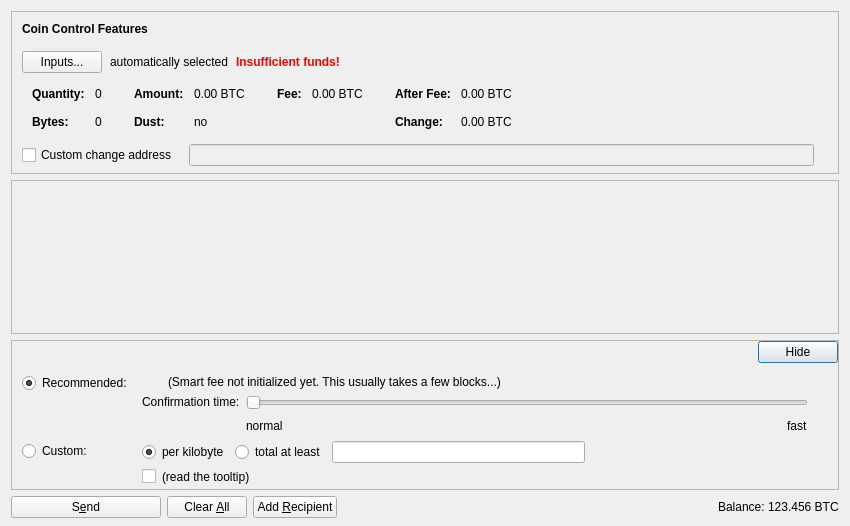
First picture: the form in src/qt/forms/sendcoinsdialog.ui, repository flavacoin/educational-coin-project, before the edit.
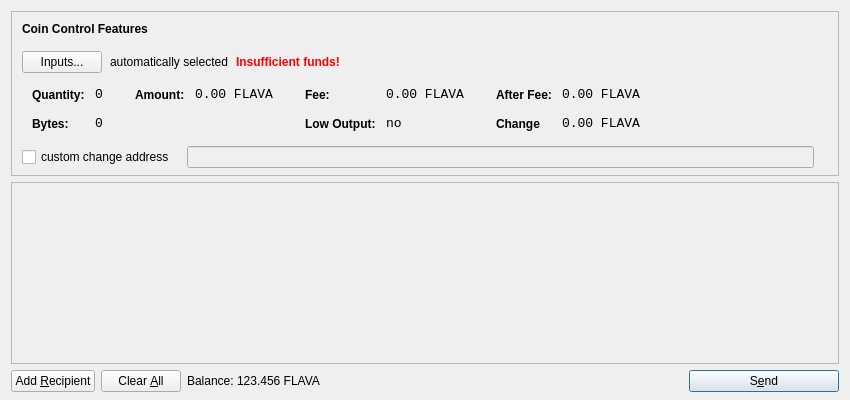
Second picture: the form after the edit. Icons and pictures are not drawn. Custom widgets are drawn as their Qt base class.

The edit to the form file:
```diff
--- a/src/qt/forms/sendcoinsdialog.ui
+++ b/src/qt/forms/sendcoinsdialog.ui
@@ -7,13 +7,13 @@
     <x>0</x>
     <y>0</y>
     <width>850</width>
-    <height>526</height>
+    <height>400</height>
    </rect>
   </property>
   <property name="windowTitle">
    <string>Send Coins</string>
   </property>
-  <layout class="QVBoxLayout" name="verticalLayout" stretch="0,1,0,0">
+  <layout class="QVBoxLayout" name="verticalLayout" stretch="0,1,0">
    <property name="bottomMargin">
     <number>8</number>
    </property>
@@ -39,7 +39,7 @@
      </property>
      <layout class="QVBoxLayout" name="verticalLayoutCoinControl2">
       <property name="spacing">
-       <number>0</number>
+       <number>-1</number>
       </property>
       <property name="leftMargin">
        <number>0</number>
@@ -109,9 +109,6 @@
             <property name="text">
              <string>Inputs...</string>
             </property>
-            <property name="autoDefault">
-             <bool>false</bool>
-            </property>
            </widget>
           </item>
           <item>
@@ -176,16 +173,7 @@
            <string notr="true"/>
           </property>
           <layout class="QHBoxLayout" name="horizontalLayoutCoinControl5">
-           <property name="leftMargin">
-            <number>0</number>
-           </property>
-           <property name="topMargin">
-            <number>0</number>
-           </property>
-           <property name="rightMargin">
-            <number>0</number>
-           </property>
-           <property name="bottomMargin">
+           <property name="margin">
             <number>0</number>
            </property>
            <item>
@@ -218,11 +206,8 @@
                </property>
                <item row="0" column="0">
                 <widget class="QLabel" name="labelCoinControlQuantityText">
-                 <property name="font">
-                  <font>
-                   <weight>75</weight>
-                   <bold>true</bold>
-                  </font>
+                 <property name="styleSheet">
+                  <string notr="true">font-weight:bold;</string>
                  </property>
                  <property name="text">
                   <string>Quantity:</string>
@@ -234,6 +219,12 @@
                </item>
                <item row="0" column="1">
                 <widget class="QLabel" name="labelCoinControlQuantity">
+                 <property name="font">
+                  <font>
+                   <family>Monospace</family>
+                   <pointsize>10</pointsize>
+                  </font>
+                 </property>
                  <property name="cursor">
                   <cursorShape>IBeamCursor</cursorShape>
                  </property>
@@ -241,7 +232,7 @@
                   <enum>Qt::ActionsContextMenu</enum>
                  </property>
                  <property name="text">
-                  <string notr="true">0</string>
+                  <string>0</string>
                  </property>
                  <property name="margin">
                   <number>0</number>
@@ -253,11 +244,8 @@
                </item>
                <item row="1" column="0">
                 <widget class="QLabel" name="labelCoinControlBytesText">
-                 <property name="font">
-                  <font>
-                   <weight>75</weight>
-                   <bold>true</bold>
-                  </font>
+                 <property name="styleSheet">
+                  <string notr="true">font-weight:bold;</string>
                  </property>
                  <property name="text">
                   <string>Bytes:</string>
@@ -266,6 +254,12 @@
                </item>
                <item row="1" column="1">
                 <widget class="QLabel" name="labelCoinControlBytes">
+                 <property name="font">
+                  <font>
+                   <family>Monospace</family>
+                   <pointsize>10</pointsize>
+                  </font>
+                 </property>
                  <property name="cursor">
                   <cursorShape>IBeamCursor</cursorShape>
                  </property>
@@ -273,7 +267,7 @@
                   <enum>Qt::ActionsContextMenu</enum>
                  </property>
                  <property name="text">
-                  <string notr="true">0</string>
+                  <string>0</string>
                  </property>
                  <property name="textInteractionFlags">
                   <set>Qt::LinksAccessibleByMouse|Qt::TextSelectableByKeyboard|Qt::TextSelectableByMouse</set>
@@ -301,11 +295,8 @@
                </property>
                <item row="0" column="0">
                 <widget class="QLabel" name="labelCoinControlAmountText">
-                 <property name="font">
-                  <font>
-                   <weight>75</weight>
-                   <bold>true</bold>
-                  </font>
+                 <property name="styleSheet">
+                  <string notr="true">font-weight:bold;</string>
                  </property>
                  <property name="text">
                   <string>Amount:</string>
@@ -317,35 +308,12 @@
                </item>
                <item row="0" column="1">
                 <widget class="QLabel" name="labelCoinControlAmount">
-                 <property name="cursor">
-                  <cursorShape>IBeamCursor</cursorShape>
-                 </property>
-                 <property name="contextMenuPolicy">
-                  <enum>Qt::ActionsContextMenu</enum>
-                 </property>
-                 <property name="text">
-                  <string notr="true">0.00 BTC</string>
-                 </property>
-                 <property name="textInteractionFlags">
-                  <set>Qt::LinksAccessibleByMouse|Qt::TextSelectableByKeyboard|Qt::TextSelectableByMouse</set>
-                 </property>
-                </widget>
-               </item>
-               <item row="1" column="0">
-                <widget class="QLabel" name="labelCoinControlLowOutputText">
                  <property name="font">
                   <font>
-                   <weight>75</weight>
-                   <bold>true</bold>
+                   <family>Monospace</family>
+                   <pointsize>10</pointsize>
                   </font>
                  </property>
-                 <property name="text">
-                  <string>Dust:</string>
-                 </property>
-                </widget>
-               </item>
-               <item row="1" column="1">
-                <widget class="QLabel" name="labelCoinControlLowOutput">
                  <property name="cursor">
                   <cursorShape>IBeamCursor</cursorShape>
                  </property>
@@ -353,7 +321,7 @@
                   <enum>Qt::ActionsContextMenu</enum>
                  </property>
                  <property name="text">
-                  <string notr="true">no</string>
+                  <string notr="true">0.00 FLAVA</string>
                  </property>
                  <property name="textInteractionFlags">
                   <set>Qt::LinksAccessibleByMouse|Qt::TextSelectableByKeyboard|Qt::TextSelectableByMouse</set>
@@ -381,11 +349,8 @@
                </property>
                <item row="0" column="0">
                 <widget class="QLabel" name="labelCoinControlFeeText">
-                 <property name="font">
-                  <font>
-                   <weight>75</weight>
-                   <bold>true</bold>
-                  </font>
+                 <property name="styleSheet">
+                  <string notr="true">font-weight:bold;</string>
                  </property>
                  <property name="text">
                   <string>Fee:</string>
@@ -397,6 +362,12 @@
                </item>
                <item row="0" column="1">
                 <widget class="QLabel" name="labelCoinControlFee">
+                 <property name="font">
+                  <font>
+                   <family>Monospace</family>
+                   <pointsize>10</pointsize>
+                  </font>
+                 </property>
                  <property name="cursor">
                   <cursorShape>IBeamCursor</cursorShape>
                  </property>
@@ -404,14 +375,46 @@
                   <enum>Qt::ActionsContextMenu</enum>
                  </property>
                  <property name="text">
-                  <string notr="true">0.00 BTC</string>
+                  <string notr="true">0.00 FLAVA</string>
                  </property>
                  <property name="textInteractionFlags">
                   <set>Qt::LinksAccessibleByMouse|Qt::TextSelectableByKeyboard|Qt::TextSelectableByMouse</set>
                  </property>
                 </widget>
                </item>
-             </layout>
+               <item row="1" column="0">
+                <widget class="QLabel" name="labelCoinControlLowOutputText">
+                 <property name="styleSheet">
+                  <string notr="true">font-weight:bold;</string>
+                 </property>
+                 <property name="text">
+                  <string>Low Output:</string>
+                 </property>
+                </widget>
+               </item>
+               <item row="1" column="1">
+                <widget class="QLabel" name="labelCoinControlLowOutput">
+                 <property name="font">
+                  <font>
+                   <family>Monospace</family>
+                   <pointsize>10</pointsize>
+                  </font>
+                 </property>
+                 <property name="cursor">
+                  <cursorShape>IBeamCursor</cursorShape>
+                 </property>
+                 <property name="contextMenuPolicy">
+                  <enum>Qt::ActionsContextMenu</enum>
+                 </property>
+                 <property name="text">
+                  <string>no</string>
+                 </property>
+                 <property name="textInteractionFlags">
+                  <set>Qt::LinksAccessibleByMouse|Qt::TextSelectableByKeyboard|Qt::TextSelectableByMouse</set>
+                 </property>
+                </widget>
+               </item>
+              </layout>
              </item>
              <item>
               <layout class="QFormLayout" name="formLayoutCoinControl4">
@@ -432,11 +435,8 @@
                </property>
                <item row="0" column="0">
                 <widget class="QLabel" name="labelCoinControlAfterFeeText">
-                 <property name="font">
-                  <font>
-                   <weight>75</weight>
-                   <bold>true</bold>
-                  </font>
+                 <property name="styleSheet">
+                  <string notr="true">font-weight:bold;</string>
                  </property>
                  <property name="text">
                   <string>After Fee:</string>
@@ -448,6 +448,12 @@
                </item>
                <item row="0" column="1">
                 <widget class="QLabel" name="labelCoinControlAfterFee">
+                 <property name="font">
+                  <font>
+                   <family>Monospace</family>
+                   <pointsize>10</pointsize>
+                  </font>
+                 </property>
                  <property name="cursor">
                   <cursorShape>IBeamCursor</cursorShape>
                  </property>
@@ -455,7 +461,7 @@
                   <enum>Qt::ActionsContextMenu</enum>
                  </property>
                  <property name="text">
-                  <string notr="true">0.00 BTC</string>
+                  <string notr="true">0.00 FLAVA</string>
                  </property>
                  <property name="textInteractionFlags">
                   <set>Qt::LinksAccessibleByMouse|Qt::TextSelectableByKeyboard|Qt::TextSelectableByMouse</set>
@@ -464,19 +470,22 @@
                </item>
                <item row="1" column="0">
                 <widget class="QLabel" name="labelCoinControlChangeText">
-                 <property name="font">
-                  <font>
-                   <weight>75</weight>
-                   <bold>true</bold>
-                  </font>
+                 <property name="styleSheet">
+                  <string notr="true">font-weight:bold;</string>
                  </property>
                  <property name="text">
-                  <string>Change:</string>
+                  <string>Change</string>
                  </property>
                 </widget>
                </item>
                <item row="1" column="1">
                 <widget class="QLabel" name="labelCoinControlChange">
+                 <property name="font">
+                  <font>
+                   <family>Monospace</family>
+                   <pointsize>10</pointsize>
+                  </font>
+                 </property>
                  <property name="cursor">
                   <cursorShape>IBeamCursor</cursorShape>
                  </property>
@@ -484,7 +493,7 @@
                   <enum>Qt::ActionsContextMenu</enum>
                  </property>
                  <property name="text">
-                  <string notr="true">0.00 BTC</string>
+                  <string notr="true">0.00 FLAVA</string>
                  </property>
                  <property name="textInteractionFlags">
                   <set>Qt::LinksAccessibleByMouse|Qt::TextSelectableByKeyboard|Qt::TextSelectableByMouse</set>
@@ -514,16 +523,13 @@
           </property>
           <item>
            <widget class="QCheckBox" name="checkBoxCoinControlChange">
-            <property name="toolTip">
-             <string>If this is activated, but the change address is empty or invalid, change will be sent to a newly generated address.</string>
-            </property>
             <property name="text">
-             <string>Custom change address</string>
+             <string>custom change address</string>
             </property>
            </widget>
           </item>
           <item>
-           <widget class="QValidatedLineEdit" name="lineEditCoinControlChange">
+           <widget class="QLineEdit" name="lineEditCoinControlChange">
             <property name="enabled">
              <bool>false</bool>
             </property>
@@ -588,20 +594,11 @@
         <x>0</x>
         <y>0</y>
         <width>830</width>
-        <height>104</height>
+        <height>165</height>
        </rect>
       </property>
-      <layout class="QVBoxLayout" name="verticalLayout_2" stretch="0,1">
-       <property name="leftMargin">
-        <number>0</number>
-       </property>
-       <property name="topMargin">
-        <number>0</number>
-       </property>
-       <property name="rightMargin">
-        <number>0</number>
-       </property>
-       <property name="bottomMargin">
+      <layout class="QVBoxLayout" name="verticalLayout_2">
+       <property name="margin">
         <number>0</number>
        </property>
        <item>
@@ -628,520 +625,19 @@
      </widget>
     </widget>
    </item>
-   <item>
-    <widget class="QFrame" name="frameFee">
-     <property name="sizePolicy">
-      <sizepolicy hsizetype="Expanding" vsizetype="Expanding">
-       <horstretch>0</horstretch>
-       <verstretch>0</verstretch>
-      </sizepolicy>
-     </property>
-     <property name="maximumSize">
-      <size>
-       <width>16777215</width>
-       <height>16777215</height>
-      </size>
-     </property>
-     <property name="frameShape">
-      <enum>QFrame::StyledPanel</enum>
-     </property>
-     <property name="frameShadow">
-      <enum>QFrame::Sunken</enum>
-     </property>
-     <layout class="QVBoxLayout" name="verticalLayoutFee1">
-      <property name="spacing">
-       <number>0</number>
-      </property>
-      <property name="leftMargin">
-       <number>0</number>
-      </property>
-      <property name="topMargin">
-       <number>0</number>
-      </property>
-      <property name="rightMargin">
-       <number>0</number>
-      </property>
-      <property name="bottomMargin">
-       <number>0</number>
-      </property>
-      <item>
-       <layout class="QVBoxLayout" name="verticalLayoutFee2" stretch="0,0,0">
-        <property name="spacing">
-         <number>0</number>
-        </property>
-        <property name="leftMargin">
-         <number>10</number>
-        </property>
-        <property name="topMargin">
-         <number>0</number>
-        </property>
-        <item>
-         <layout class="QHBoxLayout" name="horizontalLayoutFee1">
-          <property name="bottomMargin">
-           <number>0</number>
-          </property>
-          <item>
-           <layout class="QVBoxLayout" name="verticalLayoutFee7">
-            <property name="spacing">
-             <number>0</number>
-            </property>
-            <item>
-             <spacer name="verticalSpacerSmartFee">
-              <property name="orientation">
-               <enum>Qt::Vertical</enum>
-              </property>
-              <property name="sizeType">
-               <enum>QSizePolicy::Fixed</enum>
-              </property>
-              <property name="sizeHint" stdset="0">
-               <size>
-                <width>1</width>
-                <height>4</height>
-               </size>
-              </property>
-             </spacer>
-            </item>
-            <item>
-             <spacer name="verticalSpacer_5">
-              <property name="orientation">
-               <enum>Qt::Vertical</enum>
-              </property>
-              <property name="sizeHint" stdset="0">
-               <size>
-                <width>1</width>
-                <height>1</height>
-               </size>
-              </property>
-             </spacer>
-            </item>
-           </layout>
-          </item>
-          <item>
-           <spacer name="horizontalSpacer_4">
-            <property name="orientation">
-             <enum>Qt::Horizontal</enum>
-            </property>
-            <property name="sizeHint" stdset="0">
-             <size>
-              <width>40</width>
-              <height>20</height>
-             </size>
-            </property>
-           </spacer>
-          </item>
-          <item>
-           <widget class="QPushButton" name="buttonMinimizeFee">
-            <property name="toolTip">
-             <string>collapse fee-settings</string>
-            </property>
-            <property name="text">
-             <string>Hide</string>
-            </property>
-           </widget>
-          </item>
-         </layout>
-        </item>
-        <item>
-         <widget class="QFrame" name="frameFeeSelection">
-          <layout class="QVBoxLayout" name="verticalLayoutFee12">
-           <property name="spacing">
-            <number>0</number>
-           </property>
-           <property name="leftMargin">
-            <number>0</number>
-           </property>
-           <property name="topMargin">
-            <number>0</number>
-           </property>
-           <property name="rightMargin">
-            <number>0</number>
-           </property>
-           <property name="bottomMargin">
-            <number>0</number>
-           </property>
-           <item>
-            <layout class="QGridLayout" name="gridLayoutFee">
-             <property name="topMargin">
-              <number>10</number>
-             </property>
-             <property name="bottomMargin">
-              <number>4</number>
-             </property>
-             <property name="horizontalSpacing">
-              <number>10</number>
-             </property>
-             <property name="verticalSpacing">
-              <number>4</number>
-             </property>
-             <item row="1" column="1">
-              <layout class="QVBoxLayout" name="verticalLayoutFee8">
-               <property name="spacing">
-                <number>6</number>
-               </property>
-               <item>
-                <layout class="QHBoxLayout" name="horizontalLayoutFee13">
-                 <item>
-                  <widget class="QRadioButton" name="radioCustomPerKilobyte">
-                   <property name="toolTip">
-                    <string>If the custom fee is set to 1000 satoshis and the transaction is only 250 bytes, then &quot;per kilobyte&quot; only pays 250 satoshis in fee, while &quot;total at least&quot; pays 1000 satoshis. For transactions bigger than a kilobyte both pay by kilobyte.</string>
-                   </property>
-                   <property name="text">
-                    <string>per kilobyte</string>
-                   </property>
-                   <property name="checked">
-                    <bool>true</bool>
-                   </property>
-                   <attribute name="buttonGroup">
-                    <string notr="true">groupCustomFee</string>
-                   </attribute>
-                  </widget>
-                 </item>
-                 <item>
-                  <widget class="QRadioButton" name="radioCustomAtLeast">
-                   <property name="toolTip">
-                    <string>If the custom fee is set to 1000 satoshis and the transaction is only 250 bytes, then &quot;per kilobyte&quot; only pays 250 satoshis in fee, while &quot;total at least&quot; pays 1000 satoshis. For transactions bigger than a kilobyte both pay by kilobyte.</string>
-                   </property>
-                   <property name="text">
-                    <string>total at least</string>
-                   </property>
-                   <attribute name="buttonGroup">
-                    <string notr="true">groupCustomFee</string>
-                   </attribute>
-                  </widget>
-                 </item>
-                 <item>
-                  <widget class="BitcoinAmountField" name="customFee"/>
-                 </item>
-                 <item>
-                  <spacer name="horizontalSpacer_6">
-                   <property name="orientation">
-                    <enum>Qt::Horizontal</enum>
-                   </property>
-                   <property name="sizeHint" stdset="0">
-                    <size>
-                     <width>1</width>
-                     <height>1</height>
-                    </size>
-                   </property>
-                  </spacer>
-                 </item>
-                </layout>
-               </item>
-               <item>
-                <layout class="QHBoxLayout" name="horizontalLayoutFee8">
-                 <item>
-                  <widget class="QCheckBox" name="checkBoxMinimumFee">
-                   <property name="toolTip">
-                    <string>Paying only the minimum fee is just fine as long as there is less transaction volume than space in the blocks. But be aware that this can end up in a never confirming transaction once there is more demand for bitcoin transactions than the network can process.</string>
-                   </property>
-                   <property name="text">
-                    <string/>
-                   </property>
-                  </widget>
-                 </item>
-                 <item>
-                  <widget class="QLabel" name="labelMinFeeWarning">
-                   <property name="enabled">
-                    <bool>true</bool>
-                   </property>
-                   <property name="toolTip">
-                    <string>Paying only the minimum fee is just fine as long as there is less transaction volume than space in the blocks. But be aware that this can end up in a never confirming transaction once there is more demand for bitcoin transactions than the network can process.</string>
-                   </property>
-                   <property name="text">
-                    <string>(read the tooltip)</string>
-                   </property>
-                   <property name="margin">
-                    <number>5</number>
-                   </property>
-                  </widget>
-                 </item>
-                 <item>
-                  <spacer name="horizontalSpacer_2">
-                   <property name="orientation">
-                    <enum>Qt::Horizontal</enum>
-                   </property>
-                   <property name="sizeHint" stdset="0">
-                    <size>
-                     <width>1</width>
-                     <height>1</height>
-                    </size>
-                   </property>
-                  </spacer>
-                 </item>
-                </layout>
-               </item>
-              </layout>
-             </item>
-             <item row="0" column="0">
-              <layout class="QVBoxLayout" name="verticalLayoutFee4" stretch="0,1">
-               <item>
-                <widget class="QRadioButton" name="radioSmartFee">
-                 <property name="text">
-                  <string>Recommended:</string>
-                 </property>
-                 <property name="checked">
-                  <bool>true</bool>
-                 </property>
-                 <attribute name="buttonGroup">
-                  <string notr="true">groupFee</string>
-                 </attribute>
-                </widget>
-               </item>
-               <item>
-                <spacer name="verticalSpacer_2">
-                 <property name="orientation">
-                  <enum>Qt::Vertical</enum>
-                 </property>
-                 <property name="sizeHint" stdset="0">
-                  <size>
-                   <width>1</width>
-                   <height>1</height>
-                  </size>
-                 </property>
-                </spacer>
-               </item>
-              </layout>
-             </item>
-             <item row="1" column="0">
-              <layout class="QVBoxLayout" name="verticalLayoutFee9" stretch="0,1">
-               <item>
-                <widget class="QRadioButton" name="radioCustomFee">
-                 <property name="text">
-                  <string>Custom:</string>
-                 </property>
-                 <attribute name="buttonGroup">
-                  <string notr="true">groupFee</string>
-                 </attribute>
-                </widget>
-               </item>
-               <item>
-                <spacer name="verticalSpacer_6">
-                 <property name="orientation">
-                  <enum>Qt::Vertical</enum>
-                 </property>
-                 <property name="sizeHint" stdset="0">
-                  <size>
-                   <width>1</width>
-                   <height>1</height>
-                  </size>
-                 </property>
-                </spacer>
-               </item>
-              </layout>
-             </item>
-             <item row="0" column="1">
-              <layout class="QVBoxLayout" name="verticalLayoutFee3" stretch="0,0,1">
-               <property name="spacing">
-                <number>6</number>
-               </property>
-               <property name="topMargin">
-                <number>2</number>
-               </property>
-               <item>
-                <layout class="QHBoxLayout" name="horizontalLayoutFee12">
-                 <item>
-                  <widget class="QLabel" name="labelSmartFee">
-                   <property name="text">
-                    <string/>
-                   </property>
-                   <property name="margin">
-                    <number>2</number>
-                   </property>
-                  </widget>
-                 </item>
-                 <item>
-                  <widget class="QLabel" name="labelFeeEstimation">
-                   <property name="text">
-                    <string/>
-                   </property>
-                  </widget>
-                 </item>
-                 <item>
-                  <widget class="QLabel" name="labelSmartFee2">
-                   <property name="text">
-                    <string>(Smart fee not initialized yet. This usually takes a few blocks...)</string>
-                   </property>
-                   <property name="margin">
-                    <number>2</number>
-                   </property>
-                  </widget>
-                 </item>
-                 <item>
-                  <spacer name="horizontalSpacer_5">
-                   <property name="orientation">
-                    <enum>Qt::Horizontal</enum>
-                   </property>
-                   <property name="sizeHint" stdset="0">
-                    <size>
-                     <width>1</width>
-                     <height>1</height>
-                    </size>
-                   </property>
-                  </spacer>
-                 </item>
-                </layout>
-               </item>
-               <item>
-                <layout class="QHBoxLayout" name="horizontalLayoutFee9">
-                 <item>
-                  <layout class="QVBoxLayout" name="verticalLayoutFee6">
-                   <item>
-                    <widget class="QLabel" name="labelSmartFee3">
-                     <property name="text">
-                      <string>Confirmation time:</string>
-                     </property>
-                     <property name="margin">
-                      <number>2</number>
-                     </property>
-                    </widget>
-                   </item>
-                   <item>
-                    <spacer name="verticalSpacer_3">
-                     <property name="orientation">
-                      <enum>Qt::Vertical</enum>
-                     </property>
-                     <property name="sizeHint" stdset="0">
-                      <size>
-                       <width>1</width>
-                       <height>1</height>
-                      </size>
-                     </property>
-                    </spacer>
-                   </item>
-                  </layout>
-                 </item>
-                 <item>
-                  <layout class="QVBoxLayout" name="verticalLayoutFee5">
-                   <property name="rightMargin">
-                    <number>30</number>
-                   </property>
-                   <item>
-                    <widget class="QSlider" name="sliderSmartFee">
-                     <property name="minimum">
-                      <number>0</number>
-                     </property>
-                     <property name="maximum">
-                      <number>24</number>
-                     </property>
-                     <property name="pageStep">
-                      <number>1</number>
-                     </property>
-                     <property name="value">
-                      <number>0</number>
-                     </property>
-                     <property name="orientation">
-                      <enum>Qt::Horizontal</enum>
-                     </property>
-                     <property name="invertedAppearance">
-                      <bool>false</bool>
-                     </property>
-                     <property name="invertedControls">
-                      <bool>false</bool>
-                     </property>
-                     <property name="tickPosition">
-                      <enum>QSlider::NoTicks</enum>
-                     </property>
-                    </widget>
-                   </item>
-                   <item>
-                    <layout class="QHBoxLayout" name="horizontalLayoutFee10">
-                     <item>
-                      <widget class="QLabel" name="labelSmartFeeNormal">
-                       <property name="text">
-                        <string>normal</string>
-                       </property>
-                      </widget>
-                     </item>
-                     <item>
-                      <spacer name="horizontalSpacer_3">
-                       <property name="orientation">
-                        <enum>Qt::Horizontal</enum>
-                       </property>
-                       <property name="sizeHint" stdset="0">
-                        <size>
-                         <width>40</width>
-                         <height>20</height>
-                        </size>
-                       </property>
-                      </spacer>
-                     </item>
-                     <item>
-                      <widget class="QLabel" name="labelSmartFeeFast">
-                       <property name="text">
-                        <string>fast</string>
-                       </property>
-                      </widget>
-                     </item>
-                    </layout>
-                   </item>
-                  </layout>
-                 </item>
-                </layout>
-               </item>
-               <item>
-                <spacer name="verticalSpacer_4">
-                 <property name="orientation">
-                  <enum>Qt::Vertical</enum>
-                 </property>
-                 <property name="sizeHint" stdset="0">
-                  <size>
-                   <width>1</width>
-                   <height>1</height>
-                  </size>
-                 </property>
-                </spacer>
-               </item>
-              </layout>
-             </item>
-            </layout>
-           </item>
-          </layout>
-         </widget>
-        </item>
-        <item>
-         <spacer name="verticalSpacerFee">
-          <property name="orientation">
-           <enum>Qt::Vertical</enum>
-          </property>
-          <property name="sizeHint" stdset="0">
-           <size>
-            <width>800</width>
-            <height>1</height>
-           </size>
-          </property>
-         </spacer>
-        </item>
-       </layout>
-      </item>
-     </layout>
-    </widget>
-   </item>
    <item>
     <layout class="QHBoxLayout" name="horizontalLayout">
      <item>
-      <widget class="QPushButton" name="sendButton">
-       <property name="minimumSize">
-        <size>
-         <width>150</width>
-         <height>0</height>
-        </size>
-       </property>
+      <widget class="QPushButton" name="addButton">
        <property name="toolTip">
-        <string>Confirm the send action</string>
+        <string>Send to multiple recipients at once</string>
        </property>
        <property name="text">
-        <string>S&amp;end</string>
-       </property>
-       <property name="icon">
-        <iconset resource="../bitcoin.qrc">
-         <normaloff>:/icons/send</normaloff>:/icons/send</iconset>
+        <string>Add &amp;Recipient</string>
        </property>
        <property name="autoDefault">
         <bool>false</bool>
        </property>
-       <property name="default">
-        <bool>false</bool>
-       </property>
       </widget>
      </item>
      <item>
@@ -1153,50 +649,19 @@
         </sizepolicy>
        </property>
        <property name="toolTip">
-        <string>Clear all fields of the form.</string>
+        <string>Remove all transaction fields</string>
        </property>
        <property name="text">
         <string>Clear &amp;All</string>
        </property>
-       <property name="icon">
-        <iconset resource="../bitcoin.qrc">
-         <normaloff>:/icons/remove</normaloff>:/icons/remove</iconset>
+       <property name="autoRepeatDelay">
+        <number>300</number>
        </property>
        <property name="autoDefault">
         <bool>false</bool>
        </property>
       </widget>
      </item>
-     <item>
-      <widget class="QPushButton" name="addButton">
-       <property name="toolTip">
-        <string>Send to multiple recipients at once</string>
-       </property>
-       <property name="text">
-        <string>Add &amp;Recipient</string>
-       </property>
-       <property name="icon">
-        <iconset resource="../bitcoin.qrc">
-         <normaloff>:/icons/add</normaloff>:/icons/add</iconset>
-       </property>
-       <property name="autoDefault">
-        <bool>false</bool>
-       </property>
-      </widget>
-     </item>
-     <item>
-      <spacer name="horizontalSpacer">
-       <property name="orientation">
-        <enum>Qt::Horizontal</enum>
-       </property>
-       <property name="sizeHint" stdset="0">
-        <size>
-         <width>40</width>
-         <height>20</height>
-        </size>
-       </property>
-      </spacer>
-     </item>
      <item>
       <layout class="QHBoxLayout" name="horizontalLayout_2">
        <property name="spacing">
@@ -1227,7 +692,7 @@
           <cursorShape>IBeamCursor</cursorShape>
          </property>
          <property name="text">
-          <string notr="true">123.456 BTC</string>
+          <string notr="true">123.456 FLAVA</string>
          </property>
          <property name="textInteractionFlags">
           <set>Qt::LinksAccessibleByMouse|Qt::TextSelectableByKeyboard|Qt::TextSelectableByMouse</set>
@@ -1236,23 +701,46 @@
        </item>
       </layout>
      </item>
+     <item>
+      <spacer name="horizontalSpacer">
+       <property name="orientation">
+        <enum>Qt::Horizontal</enum>
+       </property>
+       <property name="sizeHint" stdset="0">
+        <size>
+         <width>40</width>
+         <height>20</height>
+        </size>
+       </property>
+      </spacer>
+     </item>
+     <item>
+      <widget class="QPushButton" name="sendButton">
+       <property name="minimumSize">
+        <size>
+         <width>150</width>
+         <height>0</height>
+        </size>
+       </property>
+       <property name="toolTip">
+        <string>Confirm the send action</string>
+       </property>
+       <property name="text">
+        <string>S&amp;end</string>
+       </property>
+       <property name="icon">
+        <iconset resource="../bitcoin.qrc">
+         <normaloff>:/icons/send</normaloff>:/icons/send</iconset>
+       </property>
+       <property name="default">
+        <bool>true</bool>
+       </property>
+      </widget>
+     </item>
     </layout>
    </item>
   </layout>
  </widget>
- <customwidgets>
-  <customwidget>
-   <class>QValidatedLineEdit</class>
-   <extends>QLineEdit</extends>
-   <header>qvalidatedlineedit.h</header>
-  </customwidget>
-  <customwidget>
-   <class>BitcoinAmountField</class>
-   <extends>QLineEdit</extends>
-   <header>bitcoinamountfield.h</header>
-   <container>1</container>
-  </customwidget>
- </customwidgets>
  <resources>
   <include location="../bitcoin.qrc"/>
  </resources>
```
Left out of the diff: 4 changed lines with no effect on the pictures.
